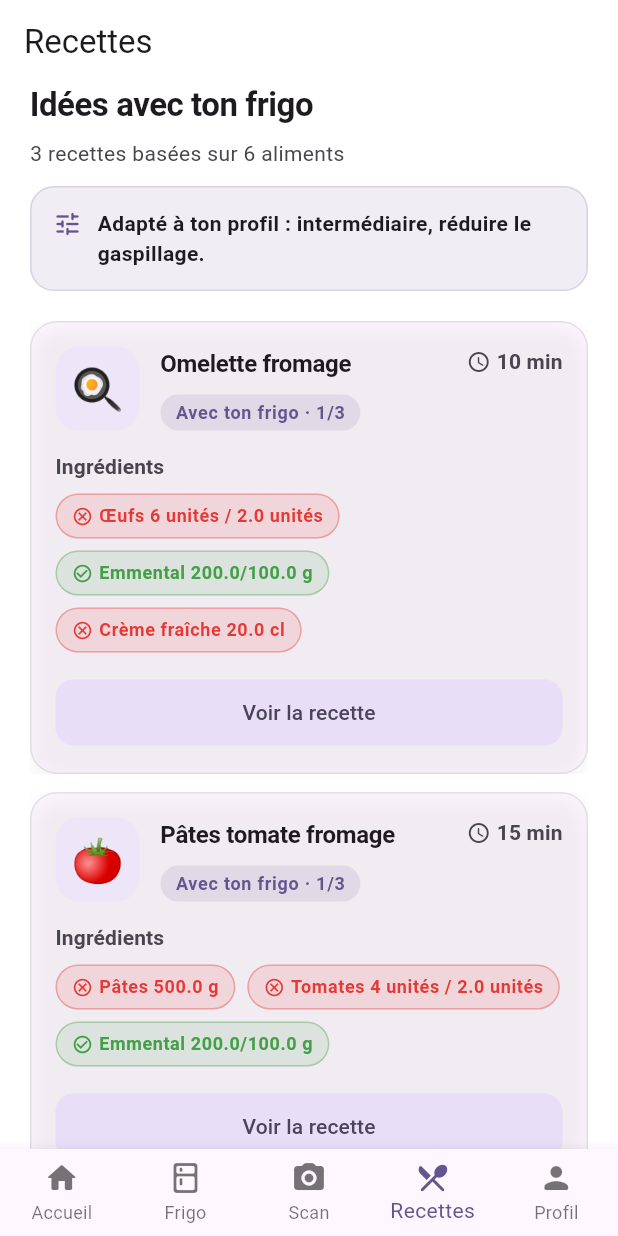
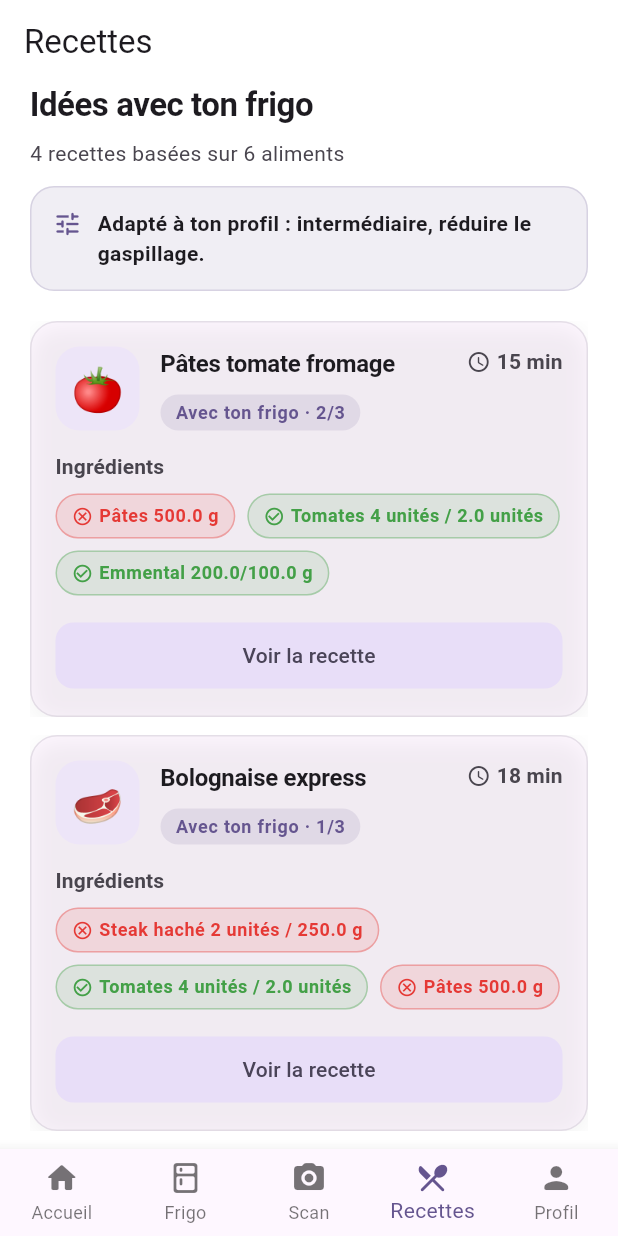
Before and after one commit to Legrancodeurfou/my_fridge, a Flutter app: the screen it shows after launch, item 4 of the bottom bar chosen, on a phone screen of 412 x 824 dp. Run offline on Flutter 3.47's test engine with Material 3 defaults, Android fonts, the phone set to English and light mode, and no system bars; our stand-ins replace file_picker, image_picker, shared_preferences.

Commit message:
Update recipes_screen.dart

```diff
--- a/lib/screens/recipes_screen.dart
+++ b/lib/screens/recipes_screen.dart
@@ -205,12 +205,10 @@ abstract final class RecipeCatalog {
     final recipes = <RecipeSuggestion>[];
 
     void addIf(bool condition, RecipeSuggestion recipe) {
-      if (condition &&
-          recipes.length < 3 &&
-          !recipes.any((item) => item.name == recipe.name)) {
-        recipes.add(recipe);
-      }
-    }
+      if (condition && !recipes.any((item) => item.name == recipe.name)) {
+     recipes.add(recipe);
+   }
+}
 
     addIf(
       _hasAny(names, ['pâte', 'pate', 'pâtes', 'pates']),
@@ -476,7 +474,7 @@ abstract final class RecipeCatalog {
     final filtered = _filterForProfile(recipes, profile);
     final sorted = _sortForProfile(filtered, profile, foods);
 
-    return sorted.take(3).toList();
+    return sorted.take(5).toList();
   }
 
   static List<RecipeIngredientMatch> matchIngredients(
@@ -489,8 +487,9 @@ abstract final class RecipeCatalog {
       for (final food in foods) {
         final name = food.name.toLowerCase();
         if (ingredient.keywords.any((keyword) => name.contains(keyword))) {
-          final hasEnough = food.unit == ingredient.requiredUnit &&
-              food.amount >= ingredient.requiredAmount;
+          final hasEnough =
+            _normalizeUnit(food.unit) == _normalizeUnit(ingredient.requiredUnit) &&
+            food.amount >= ingredient.requiredAmount;
 
           return RecipeIngredientMatch(
             ingredient: ingredient,
@@ -608,6 +607,14 @@ abstract final class RecipeCatalog {
 
     return score;
   }
+
+  static String _normalizeUnit(String unit) {
+  return unit
+      .trim()
+      .toLowerCase()
+      .replaceAll('unités', 'unité')
+      .replaceAll('tranches', 'tranche');
+}
 
   static bool _hasAny(List<String> foodNames, List<String> keywords) {
     return keywords.any(
```
